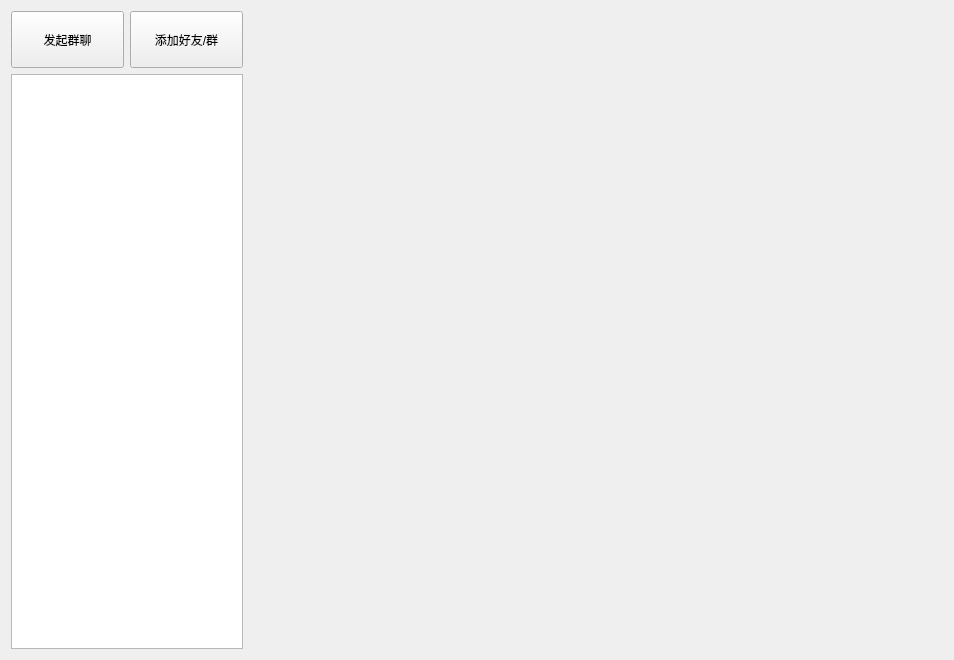
yxiao-yang/message-client, file message-client/3.Message/ui/MessageWidget.ui: the form before one commit.
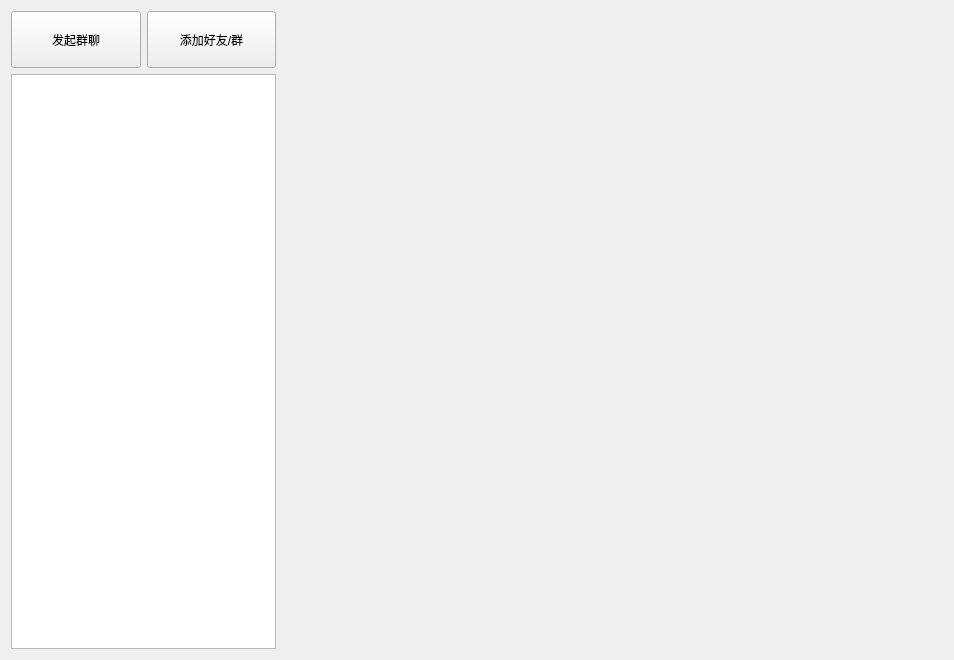
The form after the commit.

Commit message: 修改界面为灰色

The edit to the form file:
```diff
--- a/message-client/3.Message/ui/MessageWidget.ui
+++ b/message-client/3.Message/ui/MessageWidget.ui
@@ -13,7 +13,7 @@
   <property name="windowTitle">
    <string>Form</string>
   </property>
-  <layout class="QHBoxLayout" name="horizontalLayout_2" stretch="1,3">
+  <layout class="QHBoxLayout" name="horizontalLayout_2" stretch="2,5">
    <item>
     <layout class="QVBoxLayout" name="verticalLayout" stretch="1,10">
      <item>
```
The commit also changes 5 other files.
